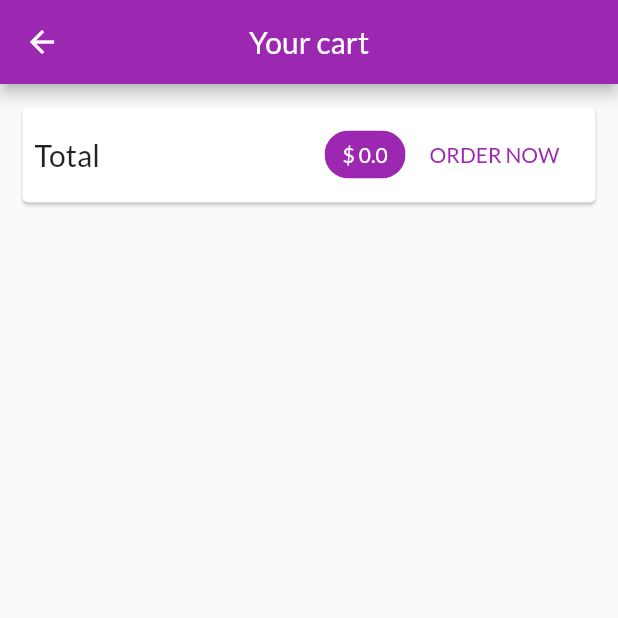
After one commit to omenkish/e-comm-flutter, a Flutter app: the CartScreen screen opened by its route, on a phone screen of 412 x 824 dp, the top half of it. The commit adds this screen. Run offline on Flutter 3.47's test engine with Material 2 defaults, Android fonts, the phone set to English and light mode, and no system bars; network calls fail.

Commit message:
Implemented cart screen

```diff
--- a/lib/main.dart
+++ b/lib/main.dart
@@ -3,6 +3,7 @@ import 'package:provider/provider.dart';
 import 'package:shoppingapp/providers/cart.dart';
 
 import 'package:shoppingapp/providers/products.dart';
+import 'package:shoppingapp/screens/cart.dart';
 import 'package:shoppingapp/screens/product_details.dart';
 import 'package:shoppingapp/screens/products_overview.dart';
 
@@ -26,6 +27,7 @@ class MyApp extends StatelessWidget {
         home: ProductsOverview(),
         routes: {
           ProductDetails.routeName: (ctx) => ProductDetails(),
+          CartScreen.routeName: (ctx) => CartScreen(),
         },
       ),
     );
--- a/lib/providers/cart.dart
+++ b/lib/providers/cart.dart
@@ -12,13 +12,23 @@ class Cart with ChangeNotifier {
     return _items.length;
   }
 
+  double get totalAmount {
+    double total = 0.0;
+
+    _items.forEach((key, cartItem) {
+      total += cartItem.price;
+    });
+    return total;
+  }
+
   void addItem(String productId, double price, String title) {
     if (_items.containsKey(productId)) {
       _items.update(productId, (existingItem) => CartItem(
           id: existingItem.id,
           title: existingItem.title,
           quantity: existingItem.quantity + 1,
-          price: existingItem.price)
+          price: existingItem.price + price,
+      )
       );
     } else {
       _items.putIfAbsent(
--- /dev/null
+++ b/lib/screens/cart.dart
@@ -0,0 +1,63 @@
+import 'package:flutter/material.dart';
+import 'package:provider/provider.dart';
+import 'package:shoppingapp/providers/cart.dart';
+import 'package:shoppingapp/widgets/cart_item.dart';
+
+class CartScreen extends StatelessWidget {
+  static const routeName = '/cart';
+
+  @override
+  Widget build(BuildContext context) {
+    final cart = Provider.of<Cart>(context);
+
+    return Scaffold(
+      appBar: AppBar(
+        title: Text('Your cart'),
+        centerTitle: true,
+      ),
+      body: Column(
+        children: <Widget>[
+          Card(
+            margin: EdgeInsets.all(15.0),
+            child: Padding(
+              padding: EdgeInsets.all(8.0),
+              child: Row(
+                mainAxisAlignment: MainAxisAlignment.spaceBetween,
+                children: <Widget>[
+                  Text('Total', style: TextStyle(fontSize: 20.0)),
+                  Spacer(),
+                  Chip(
+                    label: Text(
+                      '\$ ${cart.totalAmount}',
+                      style: TextStyle(
+                        color: Theme.of(context).primaryTextTheme.headline6.color,
+                      ),
+                    ),
+                    backgroundColor: Theme.of(context).primaryColor,
+                  ),
+                  FlatButton(
+                    onPressed: () {},
+                    child: Text('ORDER NOW'),
+                    textColor: Theme.of(context).primaryColor,
+                  )
+                ],
+              ),
+            ),
+          ),
+          SizedBox(height: 12.0),
+          Expanded(
+            child: ListView.builder(
+              itemCount: cart.itemsCount,
+              itemBuilder: (context, index) => CartItem(
+                id: cart.items.values.toList()[index].id,
+                price: cart.items.values.toList()[index].price,
+                quantity: cart.items.values.toList()[index].quantity,
+                title: cart.items.values.toList()[index].title,
+              ),
+            ),
+          ),
+        ],
+      ),
+    );
+  }
+}
--- a/lib/screens/products_overview.dart
+++ b/lib/screens/products_overview.dart
@@ -1,6 +1,7 @@
 import 'package:flutter/material.dart';
 import 'package:provider/provider.dart';
 import 'package:shoppingapp/providers/cart.dart';
+import 'package:shoppingapp/screens/cart.dart';
 import 'package:shoppingapp/widgets/badge.dart';
 
 import 'package:shoppingapp/widgets/products_grid.dart';
@@ -50,7 +51,9 @@ class _ProductsOverviewState extends State<ProductsOverview> {
               icon: Icon(
                 Icons.shopping_cart,
               ),
-              onPressed: () {},
+              onPressed: () {
+                Navigator.pushNamed(context, CartScreen.routeName);
+              },
             ),
           ),
         ],
```
Also changed, not shown: lib/widgets/cart_item.dart (added, +33 -0 lines).
